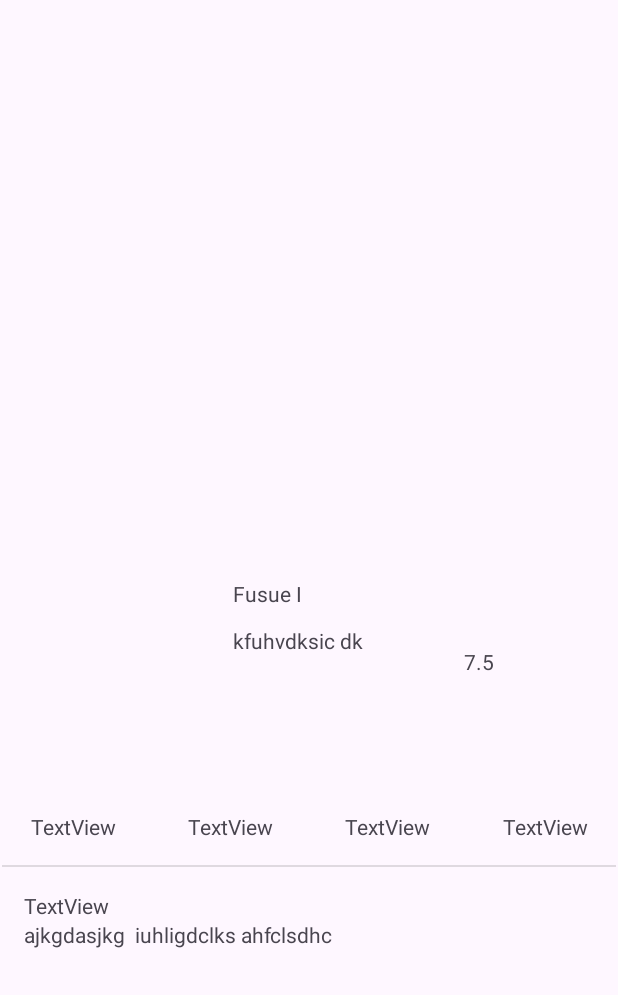
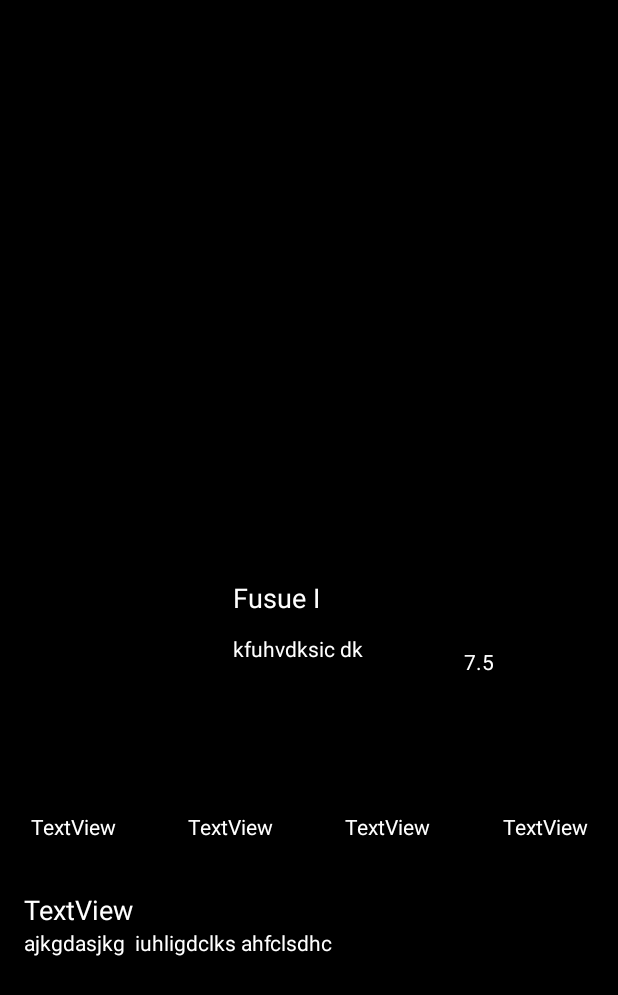
Before and after one commit to Richardkas-rek/Test02layout, an Android app: the screen it shows after launch (MainActivity), on a phone screen of 412 x 824 dp. Shown: the top 995 px of the screen. Run offline under Robolectric (Android 15) with nearby library versions, the phone set to English and light mode, and no system bars.

Commit message:
color editing finish

```diff
--- a/app/src/main/res/layout/activity_main.xml
+++ b/app/src/main/res/layout/activity_main.xml
@@ -5,6 +5,7 @@
     android:id="@+id/main"
     android:layout_width="match_parent"
     android:layout_height="match_parent"
+    android:background="#000000"
     tools:context=".MainActivity">
 
     <ImageView
@@ -16,24 +17,6 @@
         app:layout_constraintStart_toStartOf="parent"
         app:layout_constraintTop_toTopOf="parent"
         tools:srcCompat="@tools:sample/avatars" />
-
-    <TextView
-        android:id="@+id/textView"
-        android:layout_width="wrap_content"
-        android:layout_height="wrap_content"
-        android:layout_marginTop="16dp"
-        android:text="TextView"
-        app:layout_constraintStart_toStartOf="@+id/guideline1"
-        app:layout_constraintTop_toBottomOf="@+id/divider" />
-
-    <TextView
-        android:id="@+id/textView2"
-        android:layout_width="0dp"
-        android:layout_height="48dp"
-        android:text="ajkgdasjkg  iuhligdclks ahfclsdhc"
-        app:layout_constraintEnd_toStartOf="@+id/guideline2"
-        app:layout_constraintStart_toStartOf="@+id/guideline1"
-        app:layout_constraintTop_toBottomOf="@+id/textView" />
 
     <ImageView
         android:id="@+id/imageView"
@@ -87,11 +70,33 @@
         tools:srcCompat="@tools:sample/avatars" />
 
     <TextView
+        android:id="@+id/textView"
+        android:layout_width="wrap_content"
+        android:layout_height="wrap_content"
+        android:layout_marginTop="16dp"
+        android:text="TextView"
+        android:textColor="#FFFFFF"
+        android:textSize="18sp"
+        app:layout_constraintStart_toStartOf="@+id/guideline1"
+        app:layout_constraintTop_toBottomOf="@+id/divider" />
+
+    <TextView
+        android:id="@+id/textView2"
+        android:layout_width="0dp"
+        android:layout_height="48dp"
+        android:text="ajkgdasjkg  iuhligdclks ahfclsdhc"
+        android:textColor="#FFFFFF"
+        app:layout_constraintEnd_toStartOf="@+id/guideline2"
+        app:layout_constraintStart_toStartOf="@+id/guideline1"
+        app:layout_constraintTop_toBottomOf="@+id/textView" />
+
+    <TextView
         android:id="@+id/textView3"
         android:layout_width="wrap_content"
         android:layout_height="wrap_content"
         android:layout_marginTop="4dp"
         android:text="TextView"
+        android:textColor="#FFFFFF"
         app:layout_constraintEnd_toEndOf="@+id/imageView2"
         app:layout_constraintStart_toStartOf="@+id/imageView2"
         app:layout_constraintTop_toBottomOf="@+id/imageView2" />
@@ -102,6 +107,7 @@
         android:layout_height="wrap_content"
         android:layout_marginTop="4dp"
         android:text="TextView"
+        android:textColor="#FFFFFF"
         app:layout_constraintEnd_toEndOf="@+id/imageView3"
         app:layout_constraintStart_toStartOf="@+id/imageView3"
         app:layout_constraintTop_toBottomOf="@+id/imageView3" />
@@ -112,6 +118,7 @@
         android:layout_height="wrap_content"
         android:layout_marginTop="4dp"
         android:text="TextView"
+        android:textColor="#FFFFFF"
         app:layout_constraintEnd_toEndOf="@+id/imageView5"
         app:layout_constraintStart_toStartOf="@+id/imageView5"
         app:layout_constraintTop_toBottomOf="@+id/imageView5" />
@@ -122,6 +129,7 @@
         android:layout_height="wrap_content"
         android:layout_marginTop="4dp"
         android:text="TextView"
+        android:textColor="#FFFFFF"
         app:layout_constraintEnd_toEndOf="@+id/imageView4"
         app:layout_constraintStart_toStartOf="@+id/imageView4"
         app:layout_constraintTop_toBottomOf="@+id/imageView4" />
@@ -167,6 +175,7 @@
         android:layout_width="wrap_content"
         android:layout_height="wrap_content"
         android:text="7.5"
+        android:textColor="#FFFFFF"
         app:layout_constraintEnd_toEndOf="@+id/imageView6"
         app:layout_constraintStart_toStartOf="@+id/imageView6"
         app:layout_constraintTop_toBottomOf="@+id/imageView6" />
@@ -185,6 +194,8 @@
         android:layout_marginStart="16dp"
         android:layout_marginTop="16dp"
         android:text="Fusue I"
+        android:textColor="@color/white"
+        android:textSize="18sp"
         app:layout_constraintStart_toEndOf="@+id/imageView"
         app:layout_constraintTop_toBottomOf="@+id/imageview_moviePoster" />
 
@@ -194,6 +205,7 @@
         android:layout_height="wrap_content"
         android:layout_marginTop="12dp"
         android:text="kfuhvdksic dk"
+        android:textColor="@color/white"
         app:layout_constraintStart_toStartOf="@+id/trxtvirw_movieName"
         app:layout_constraintTop_toBottomOf="@+id/trxtvirw_movieName" />
 
```
